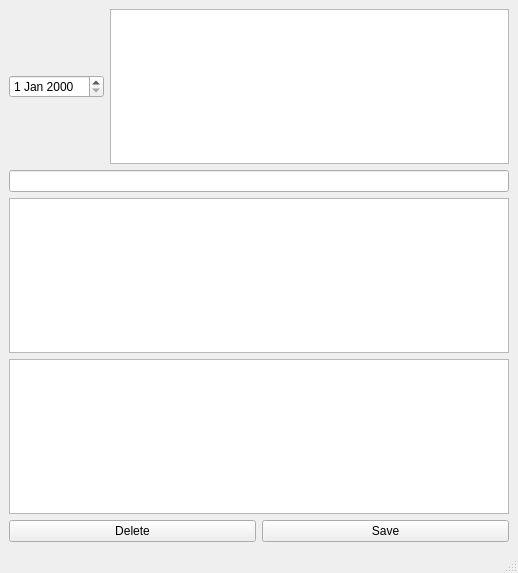
First picture: the form in src/pyuac_edit.ui, repository develer-staff/pyuac, before the edit.
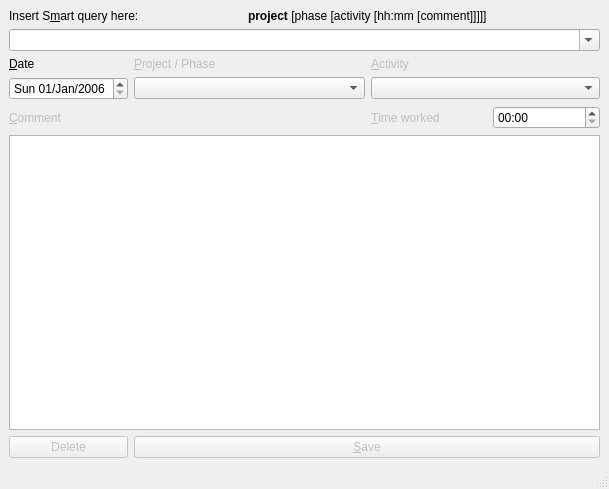
Second picture: the form after the edit. Icons and pictures are not drawn.

Commit message: Nuova versione della form di modifica/inserimento ore

The edit to the form file:
```diff
--- a/src/pyuac_edit.ui
+++ b/src/pyuac_edit.ui
@@ -6,69 +6,173 @@
    <rect>
     <x>0</x>
     <y>0</y>
-    <width>518</width>
-    <height>573</height>
+    <width>609</width>
+    <height>489</height>
    </rect>
   </property>
   <property name="windowTitle" >
    <string>Time Registration</string>
   </property>
   <widget class="QWidget" name="centralwidget" >
-   <layout class="QVBoxLayout" >
+   <layout class="QGridLayout" >
     <property name="margin" >
      <number>9</number>
     </property>
     <property name="spacing" >
      <number>6</number>
     </property>
-    <item>
-     <layout class="QHBoxLayout" >
-      <property name="margin" >
-       <number>0</number>
+    <item row="6" column="1" colspan="4" >
+     <widget class="QPushButton" name="btnSave" >
+      <property name="enabled" >
+       <bool>false</bool>
       </property>
-      <property name="spacing" >
-       <number>6</number>
+      <property name="text" >
+       <string>&amp;Save</string>
       </property>
-      <item>
-       <widget class="QDateEdit" name="datedTimeregDate" />
-      </item>
-      <item>
-       <widget class="QListWidget" name="lstTimeregDay" />
-      </item>
-     </layout>
+     </widget>
     </item>
-    <item>
-     <widget class="QLineEdit" name="lined_project_smartcode" />
+    <item row="1" column="0" colspan="5" >
+     <widget class="QComboBox" name="comboSmartQuery" >
+      <property name="editable" >
+       <bool>true</bool>
+      </property>
+     </widget>
     </item>
-    <item>
-     <widget class="QTextBrowser" name="txtbrProjectSummary" />
+    <item row="2" column="0" >
+     <widget class="QLabel" name="labelDate" >
+      <property name="text" >
+       <string>&amp;Date</string>
+      </property>
+      <property name="buddy" >
+       <cstring>dateTimeregDate</cstring>
+      </property>
+     </widget>
     </item>
-    <item>
-     <widget class="QTextEdit" name="txtedRegSummary" />
+    <item row="2" column="3" colspan="2" >
+     <widget class="QLabel" name="labelActivity" >
+      <property name="enabled" >
+       <bool>false</bool>
+      </property>
+      <property name="text" >
+       <string>&amp;Activity</string>
+      </property>
+      <property name="buddy" >
+       <cstring>comboActivity</cstring>
+      </property>
+     </widget>
     </item>
-    <item>
-     <layout class="QHBoxLayout" >
-      <property name="margin" >
-       <number>0</number>
+    <item row="3" column="0" >
+     <widget class="QDateEdit" name="dateTimeregDate" >
+      <property name="dateTime" >
+       <datetime>
+        <hour>0</hour>
+        <minute>0</minute>
+        <second>0</second>
+        <year>2006</year>
+        <month>1</month>
+        <day>1</day>
+       </datetime>
       </property>
-      <property name="spacing" >
-       <number>6</number>
+      <property name="displayFormat" >
+       <string>ddd dd/MMM/yyyy</string>
       </property>
-      <item>
-       <widget class="QPushButton" name="btdDelete" >
-        <property name="text" >
-         <string>Delete</string>
-        </property>
-       </widget>
-      </item>
-      <item>
-       <widget class="QPushButton" name="btnSave" >
-        <property name="text" >
-         <string>Save</string>
-        </property>
-       </widget>
-      </item>
-     </layout>
+     </widget>
+    </item>
+    <item row="3" column="3" colspan="2" >
+     <widget class="QComboBox" name="comboActivity" />
+    </item>
+    <item row="3" column="1" colspan="2" >
+     <widget class="QComboBox" name="comboProjectPhase" >
+      <property name="editable" >
+       <bool>false</bool>
+      </property>
+     </widget>
+    </item>
+    <item row="4" column="4" >
+     <widget class="QTimeEdit" name="timeTimeWorked" >
+      <property name="displayFormat" >
+       <string>HH:mm</string>
+      </property>
+     </widget>
+    </item>
+    <item row="5" column="0" colspan="5" >
+     <widget class="QTextEdit" name="txtRegSummary" >
+      <property name="autoFormatting" >
+       <set>QTextEdit::AutoNone</set>
+      </property>
+     </widget>
+    </item>
+    <item row="6" column="0" >
+     <widget class="QPushButton" name="btnDelete" >
+      <property name="enabled" >
+       <bool>false</bool>
+      </property>
+      <property name="text" >
+       <string>Delete</string>
+      </property>
+     </widget>
+    </item>
+    <item row="4" column="0" >
+     <widget class="QLabel" name="labelComment" >
+      <property name="enabled" >
+       <bool>false</bool>
+      </property>
+      <property name="text" >
+       <string>&amp;Comment</string>
+      </property>
+      <property name="buddy" >
+       <cstring>txtRegSummary</cstring>
+      </property>
+     </widget>
+    </item>
+    <item row="4" column="3" >
+     <widget class="QLabel" name="labelTimeWorked" >
+      <property name="enabled" >
+       <bool>false</bool>
+      </property>
+      <property name="text" >
+       <string>&amp;Time worked</string>
+      </property>
+      <property name="buddy" >
+       <cstring>timeTimeWorked</cstring>
+      </property>
+     </widget>
+    </item>
+    <item row="0" column="0" colspan="2" >
+     <widget class="QLabel" name="labelSmartQuery" >
+      <property name="text" >
+       <string>Insert S&amp;mart query here:</string>
+      </property>
+      <property name="textFormat" >
+       <enum>Qt::PlainText</enum>
+      </property>
+      <property name="buddy" >
+       <cstring>comboSmartQuery</cstring>
+      </property>
+     </widget>
+    </item>
+    <item row="0" column="2" colspan="2" >
+     <widget class="QLabel" name="labelSmartQueryExample" >
+      <property name="text" >
+       <string>&lt;b>project&lt;/b> [phase [activity [hh:mm [comment]]]]]</string>
+      </property>
+      <property name="textFormat" >
+       <enum>Qt::AutoText</enum>
+      </property>
+     </widget>
+    </item>
+    <item row="2" column="1" colspan="2" >
+     <widget class="QLabel" name="labelProjectPhase" >
+      <property name="enabled" >
+       <bool>false</bool>
+      </property>
+      <property name="text" >
+       <string>&amp;Project / Phase</string>
+      </property>
+      <property name="buddy" >
+       <cstring>comboProjectPhase</cstring>
+      </property>
+     </widget>
     </item>
    </layout>
   </widget>
```
Left out of the diff: 13 changed lines with no effect on the pictures.
